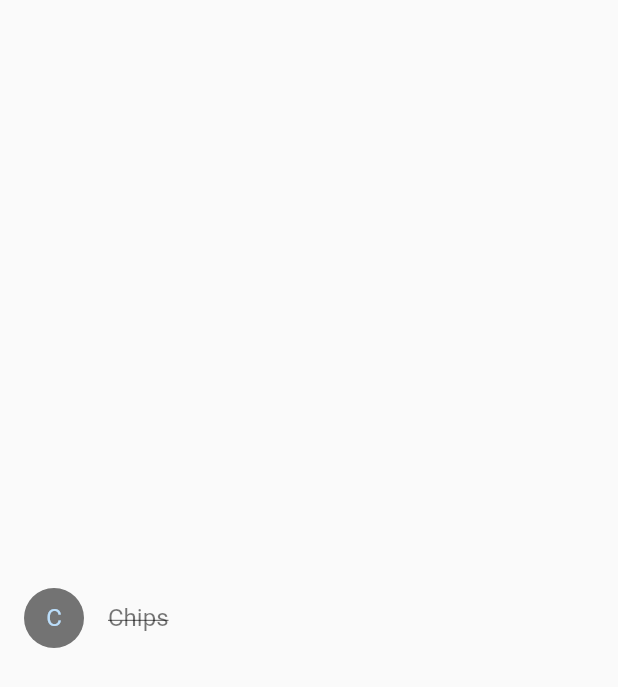
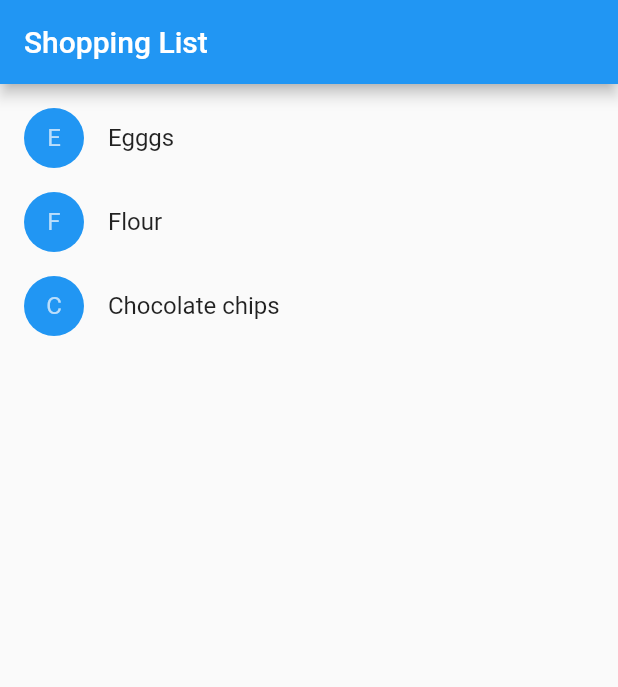
Before and after one commit to damingerdai/flutter_shopping_application, a Flutter app: the screen it shows after launch, on a phone screen of 412 x 824 dp. Shown: the top 687 px of the screen. Run offline on Flutter 3.47's test engine with Material 2 defaults, Android fonts, the phone set to English and light mode, and no system bars.

Commit message:
feat: add shopping list

```diff
--- a/lib/main.dart
+++ b/lib/main.dart
@@ -1,15 +1,15 @@
 import 'package:flutter/material.dart';
 
 void main() {
-  runApp(MaterialApp(
+  runApp(const MaterialApp(
     home: Scaffold(
-      body: Center(
-        child: ShoppingListItem(
-          product: const Product(name: "Chips"),
-          inCart: true,
-          onCartChanged: (product, inCart) {},
-        ),
-      ),
+      body: ShoppingList(
+        products: [
+          Product(name: 'Egggs'),
+          Product(name: 'Flour'),
+          Product(name: 'Chocolate chips'),
+        ],
+      )
     ),
   ));
 }
@@ -62,3 +62,49 @@ class ShoppingListItem extends StatelessWidget {
     );
   }
 }
+
+class ShoppingList extends StatefulWidget {
+
+  final List<Product> products;
+
+  const ShoppingList({required this.products, super.key});
+
+  @override
+  State<StatefulWidget> createState() {
+    return _ShoppingListState();
+  }
+
+}
+
+class _ShoppingListState extends State<ShoppingList> {
+  final _shoppingCart = <Product>{};
+
+  void _handleCartChanged(Product product, bool inCart) {
+    setState(() {
+      if (!inCart) {
+        _shoppingCart.add(product);
+      } else {
+        _shoppingCart.remove(product);
+      }
+    });
+  }
+
+  @override
+  Widget build(BuildContext context) {
+    return Scaffold(
+      appBar: AppBar(title: const Text('Shopping List')),
+      body: ListView(
+        padding: const EdgeInsets.symmetric(vertical: 8.0),
+        children: widget.products.map(
+          (product) {
+            return ShoppingListItem(
+              product: product,
+              inCart: _shoppingCart.contains(product),
+              onCartChanged: _handleCartChanged,
+            );
+          }
+        ).toList(),
+      ),
+    );
+  }
+}
```
